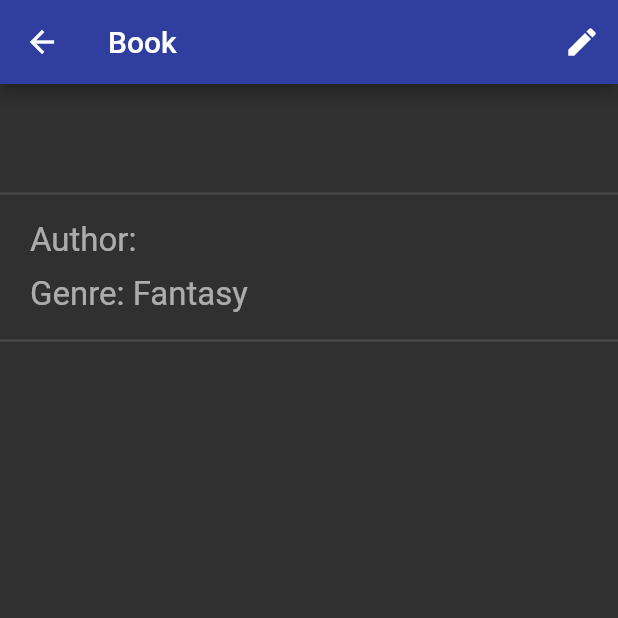
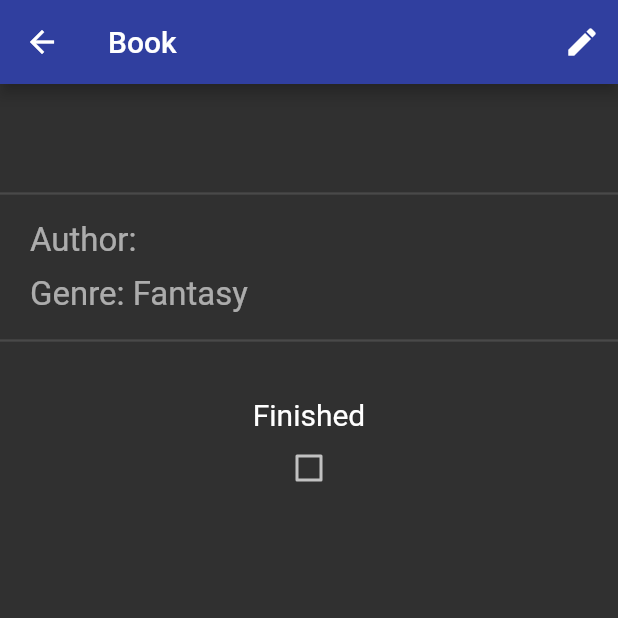
Before and after one commit to SosnaK1/Plibrary, a Flutter app: the ItemPage screen opened directly with empty values, on a phone screen of 412 x 824 dp, the top half of it. Run offline on Flutter 3.47's test engine with Material 2 defaults, Android fonts, the light colour scheme and no system bars; our stand-ins replace animated_text_kit, bloc, cloud_firestore, equatable, firebase_auth, firebase_core and 5 more; accounts and stored records are empty.

Commit message:
Add score to the item page and make it editable

```diff
--- a/lib/database_service/models/book.dart
+++ b/lib/database_service/models/book.dart
@@ -81,4 +81,23 @@ class Book implements LibraryItem {
       'score': score
     };
   }
+
+  Book copyWith({
+    String title,
+    String author,
+    String description,
+    BookGenre genre,
+    bool finished,
+    double score
+  }) {
+    return Book(
+      uuid: this.uuid,
+      title: title ?? this.title,
+      author: author ?? this.author,
+      description: description ?? this.description,
+      genre: genre ?? this.genre,
+      finished: finished ?? this.finished,
+      score: score ?? this.score,
+    );
+  }
 }
--- a/lib/database_service/models/game.dart
+++ b/lib/database_service/models/game.dart
@@ -67,4 +67,23 @@ class Game implements LibraryItem {
       'score': score
     };
   }
+
+  Game copyWith({
+    String title,
+    String studio,
+    String description,
+    GameGenre genre,
+    bool finished,
+    double score
+  }) {
+    return Game(
+      uuid: this.uuid,
+      title: title ?? this.title,
+      studio: studio ?? this.studio,
+      description: description ?? this.description,
+      genre: genre ?? this.genre,
+      finished: finished ?? this.finished,
+      score: score ?? this.score,
+    );
+  }
 }
--- a/lib/database_service/models/library_item.dart
+++ b/lib/database_service/models/library_item.dart
@@ -2,8 +2,12 @@ abstract class LibraryItem {
   final String collectionName;
   final String itemName;
   final String uuid;
+  final String title;
+  final bool finished;
+  final double score;
 
-  LibraryItem(this.collectionName, this.itemName, this.uuid);
+  LibraryItem(
+      this.collectionName, this.itemName, this.uuid, this.title, this.finished, this.score);
 
   Map<String, dynamic> toMap();
 }
--- a/lib/database_service/models/movie.dart
+++ b/lib/database_service/models/movie.dart
@@ -81,4 +81,23 @@ class Movie implements LibraryItem {
       'score': score
     };
   }
+
+  Movie copyWith({
+    String title,
+    String director,
+    String description,
+    MovieGenre genre,
+    bool finished,
+    double score
+  }) {
+    return Movie(
+      uuid: this.uuid,
+      title: title ?? this.title,
+      director: director ?? this.director,
+      description: description ?? this.description,
+      genre: genre ?? this.genre,
+      finished: finished ?? this.finished,
+      score: score ?? this.score,
+    );
+  }
 }
--- a/lib/database_service/models/series.dart
+++ b/lib/database_service/models/series.dart
@@ -83,4 +83,23 @@ class Series implements LibraryItem {
       'score': score
     };
   }
+
+  Series copyWith({
+    String title,
+    String director,
+    String description,
+    SeriesGenre genre,
+    bool finished,
+    double score
+  }) {
+    return Series(
+      uuid: this.uuid,
+      title: title ?? this.title,
+      director: director ?? this.director,
+      description: description ?? this.description,
+      genre: genre ?? this.genre,
+      finished: finished ?? this.finished,
+      score: score ?? this.score,
+    );
+  }
 }
--- a/lib/pages/item/cubit/item_state.dart
+++ b/lib/pages/item/cubit/item_state.dart
@@ -1,10 +1,17 @@
 part of 'item_cubit.dart';
 
 class ItemState extends Equatable {
-  const ItemState(this.item);
+  const ItemState({this.item, this.formModified = false});
 
   final LibraryItem item;
+  final bool formModified;
 
   @override
-  List<Object> get props => [item];
+  List<Object> get props => [item, formModified];
+
+  ItemState copyWith({LibraryItem item, bool formModified}) {
+    return ItemState(
+        item: item ?? this.item,
+        formModified: formModified ?? this.formModified);
+  }
 }
--- a/lib/pages/item/view/item_page.dart
+++ b/lib/pages/item/view/item_page.dart
@@ -1,10 +1,14 @@
 import 'package:flutter/material.dart';
 import 'package:flutter_bloc/flutter_bloc.dart';
+import 'package:plibrary/database_service/database_repository.dart';
 import 'package:plibrary/database_service/models.dart';
 import 'package:plibrary/database_service/models/library_item.dart';
 import 'package:plibrary/pages/item/cubit/item_cubit.dart';
 import 'package:plibrary/utils/string_utils.dart';
 import 'package:plibrary/utils/toast_utils.dart';
+import 'package:plibrary/widgets/main_button.dart';
+
+import '../../../themes.dart';
 
 class ItemPage extends StatelessWidget {
   const ItemPage({Key key, this.item}) : super(key: key);
@@ -18,7 +22,7 @@ class ItemPage extends StatelessWidget {
   @override
   Widget build(BuildContext context) {
     return BlocProvider<ItemCubit>(
-        create: (context) => ItemCubit(item),
+        create: (context) => ItemCubit(context.read<DatabaseRepository>(), item),
         child: BlocConsumer<ItemCubit, ItemState>(
           listener: (context, state) {},
           builder: (context, state) {
@@ -79,10 +83,19 @@ class ItemPage extends StatelessWidget {
                                     fontSize: 16, color: Colors.white60)),
                           )
                         ],
-                        )
+                      ),
+                    SizedBox(height: 20),
+                    seenScoreWidget(context, state),
                   ],
                 ),
-                ));
+              ),
+              floatingActionButton: !state.formModified
+                  ? null
+                  : FloatingActionButton(
+                      child: Icon(Icons.save), onPressed: () {
+                        context.read<ItemCubit>().saveChanges();
+                      }),
+            );
           },
         ));
   }
@@ -119,3 +132,29 @@ String getItemDescription(LibraryItem item) {
   if (item is Game) return item.description;
   return "";
 }
+
+Widget seenScoreWidget(BuildContext context, ItemState state) {
+  print(state.item.finished);
+  return Column(
+    children: [
+      Text(
+        "Finished",
+        style: TextStyle(fontSize: 20.0),
+      ),
+      Checkbox(
+          value: state.item.finished,
+          onChanged: (value) {
+            context.read<ItemCubit>().finishedChanged(value);
+          }),
+      if (state.item.finished)
+        Slider(
+            activeColor: accentColor,
+            max: 5.0,
+            divisions: 5,
+            value: state.item.score,
+            onChanged: (double newValue) {
+              context.read<ItemCubit>().scoreChanged(newValue);
+            }),
+    ],
+  );
+}
```
Also changed, not shown: lib/pages/item/cubit/item_cubit.dart (+75 -1 lines). Lines whose indentation alone changed are shown as unchanged.
